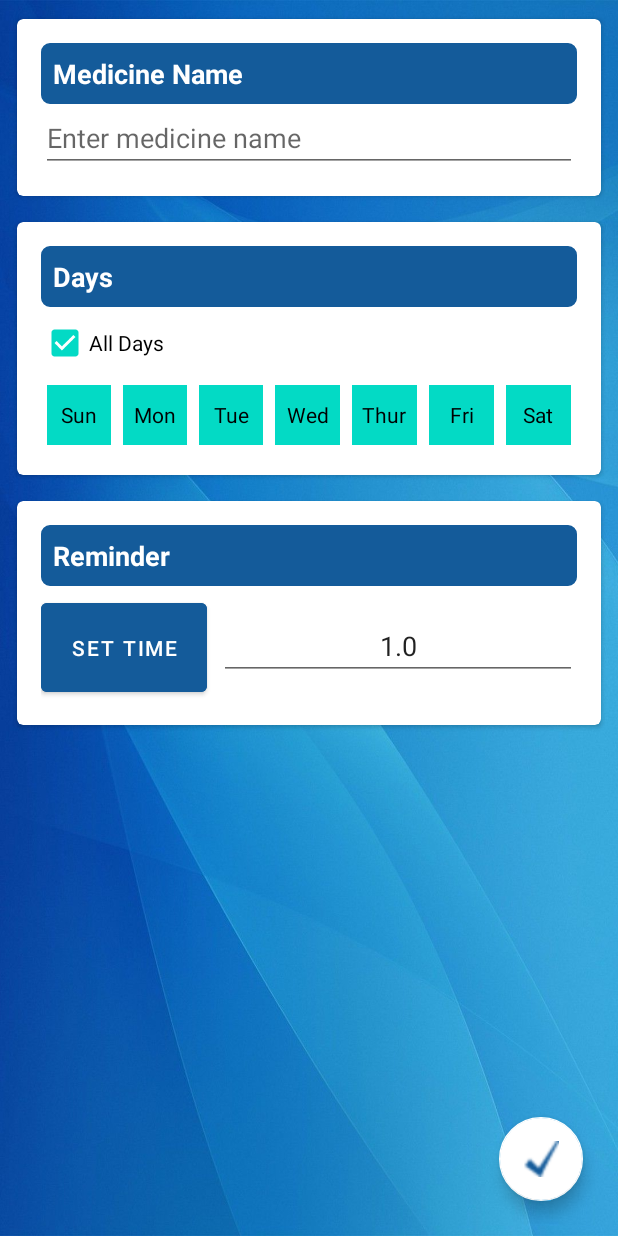
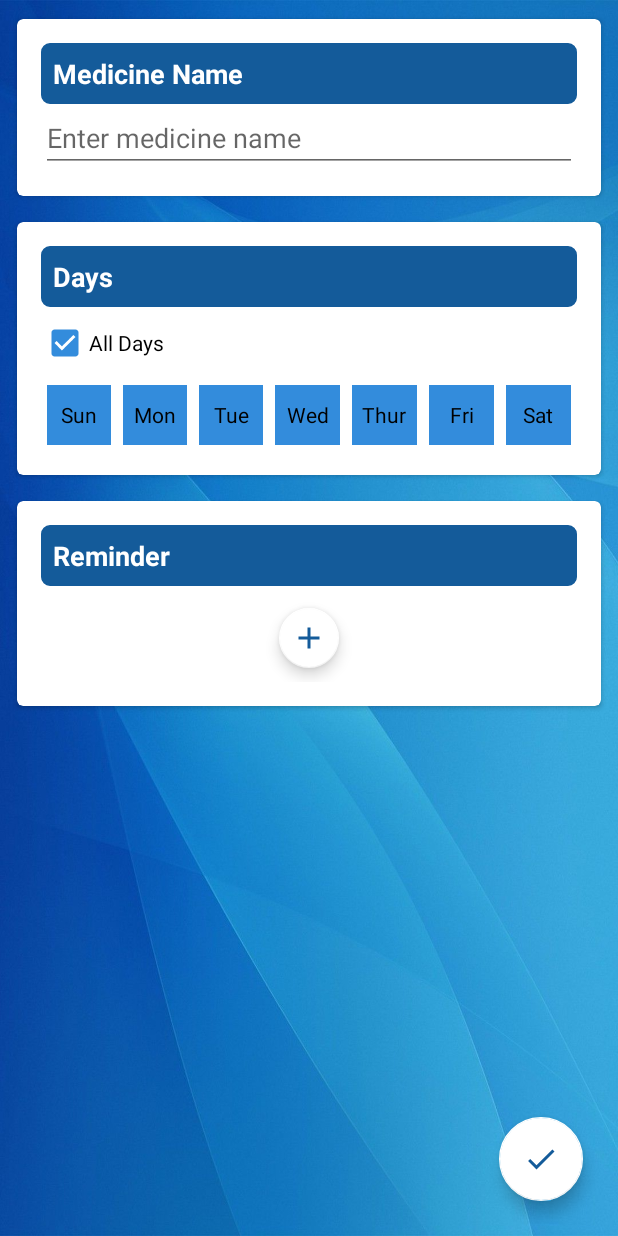
Before and after one commit to abhijith21059/MobileComputingProject, an Android app: the fragment AddMedFragment placed in its activity, after a tap on "All Days", on a phone screen of 412 x 824 dp. Run offline under Robolectric (Android 15) with nearby library versions, the phone set to English and light mode, and no system bars; our stand-ins replace Firebase (no records; nobody signed in at launch, a user with empty details on screens opened directly); Roboto replaces fonts that are not available here.

Commit message:
AddMedicineFragment-Multiple time and dosages

```diff
--- a/app/src/main/java/com/example/mc_project/AddMedFragment.java
+++ b/app/src/main/java/com/example/mc_project/AddMedFragment.java
@@ -19,6 +19,8 @@ import android.view.ViewGroup;
 import android.widget.Button;
 import android.widget.CheckBox;
 import android.widget.EditText;
+import android.widget.ImageButton;
+import android.widget.ImageView;
 import android.widget.LinearLayout;
 import android.widget.TextView;
 import android.widget.TimePicker;
@@ -40,7 +42,9 @@ import java.util.Locale;
 
 public class AddMedFragment extends Fragment implements View.OnClickListener {
 
-    FloatingActionButton mAddFab1,mAddFab;
+    FloatingActionButton mAddFab1,mAddFab,mAddDosageFab;
+
+    LinearLayout linearLayout_list;
 
     private EditText editMedName;
     private CheckBox allDayCheckBox;
@@ -56,6 +60,8 @@ public class AddMedFragment extends Fragment implements View.OnClickListener {
     int hour, minute;
 
     private EditText dosageText;
+
+    ImageView delete;
 
     Medicine med;
     Boolean[] days=new Boolean[7];
@@ -85,7 +91,6 @@ public class AddMedFragment extends Fragment implements View.OnClickListener {
         super.onAttach(context);
         mActivity = getActivity();
         mAddFab1=mActivity.findViewById(R.id.add_fab);
-        //mAddFab1.setImageResource(R.drawable.ic_done);
 
     }
 
@@ -93,7 +98,6 @@ public class AddMedFragment extends Fragment implements View.OnClickListener {
     public void onDestroy() {
         super.onDestroy();
         mAddFab1.setVisibility(View.VISIBLE);
-        //mAddFab1.setImageResource(R.drawable.ic_add);
     }
 
     @Override
@@ -104,13 +108,9 @@ public class AddMedFragment extends Fragment implements View.OnClickListener {
     @Override
     public View onCreateView(LayoutInflater inflater, ViewGroup container,
                              Bundle savedInstanceState) {
+
         // Inflate the layout for this fragment
-//        return inflater.inflate(R.layout.fragment_add_med, container, false);
-
         view= inflater.inflate(R.layout.fragment_add_med, container, false);
-
-//        Toolbar myToolbar1 = (Toolbar)view.findViewById(R.id.med_entry_toolbar);
-//        ((AppCompatActivity)getActivity()).setSupportActionBar(myToolbar1);
 
         editMedName = (EditText)view.findViewById(R.id.edit_med_name);
         allDayCheckBox = (CheckBox)view.findViewById(R.id.all_day);
@@ -122,33 +122,33 @@ public class AddMedFragment extends Fragment implements View.OnClickListener {
         friCheckBox = (CheckBox)view.findViewById(R.id.dv_friday);
         satCheckBox = (CheckBox)view.findViewById(R.id.dv_saturday);
 
+        linearLayout_list = view.findViewById(R.id.list);
+
+        mAddDosageFab = view.findViewById(R.id.add_dosage_fab);
+        mAddDosageFab.setOnClickListener(new View.OnClickListener() {
+            @Override
+            public void onClick(View view) {
+                addView();
+            }
+        });
+
         mAddFab=view.findViewById(R.id.done_fab);
         mAddFab.setOnClickListener(new View.OnClickListener() {
             @Override
             public void onClick(View view) {
-//                save to database----to be done0
+//                save to database----to be done
                 savedata();
                 Toast.makeText(mActivity, "Medicine saved", Toast.LENGTH_SHORT).show();
                 mActivity.onBackPressed();
             }
         });
 
-        timeBtn = (Button)view.findViewById(R.id.timeButton);
-        dosageText = (EditText)view.findViewById(R.id.tv_dose_quantity);
 
         Log.e(DEBUG_TAG,"line 75");
 
-        timeBtn.setOnClickListener(new View.OnClickListener() {
-            @Override
-            public void onClick(View view) {
-                pickTime(view);
-            }
-        });
 
-//        editMedName.addTextChangedListener(this);
         allDayCheckBox.setOnClickListener(this);
         Log.e(DEBUG_TAG,"line 79");
-//        allDayCheckBox.setOnCheckedChangeListener(this);
         sunCheckBox.setOnClickListener(this);
         monCheckBox.setOnClickListener(this);
         tueCheckBox.setOnClickListener(this);
@@ -162,17 +162,48 @@ public class AddMedFragment extends Fragment implements View.OnClickListener {
         return view;
     }
 
+    private void addView() {
+
+        final View dosage = getLayoutInflater().inflate(R.layout.add_time_dosage,null,false);
+
+        timeBtn = (Button)dosage.findViewById(R.id.timeButton);
+        dosageText = (EditText)dosage.findViewById(R.id.tv_dose_quantity);
+        delete = (ImageView)dosage.findViewById(R.id.delete_img);
+
+        timeBtn.setOnClickListener(new View.OnClickListener() {
+            @Override
+            public void onClick(View view) {
+                pickTime(view);
+            }
+        });
+
+        delete.setOnClickListener(new View.OnClickListener() {
+            @Override
+            public void onClick(View view) {
+                removeView(dosage);
+            }
+        });
+        linearLayout_list.addView(dosage);
+    }
+
+    private void removeView(View dosage) {
+
+        linearLayout_list.removeView(dosage);
+    }
+
     private void savedata() {
 
         String User = FirebaseAuth.getInstance().getCurrentUser().getUid();
         DatabaseReference ref = FirebaseDatabase.getInstance().getReference().child("Patients").child(User).child("medicine");
-
+//        DatabaseReference ref = FirebaseDatabase.getInstance().getReference().child("Patients").child(User);
 
         ref.addListenerForSingleValueEvent(new ValueEventListener() {
             @Override
             public void onDataChange(@NonNull DataSnapshot dataSnapshot) {
-                if(!dataSnapshot.exists()) {
+//                if(!dataSnapshot.child("medicines").exists())
+                if(!dataSnapshot.exists()){
                     Log.i("DataSnapshot", "does not exists");
+//                    DatabaseReference ref3 = ref.child("medicines");
                 }
                 else {
                     Log.i("DataSnapshot", "exists");
@@ -186,24 +217,15 @@ public class AddMedFragment extends Fragment implements View.OnClickListener {
                             Log.i("DataSnapshot", "checked till here 166");
 
                             med.setMedName(editMedName.getText().toString().trim());
-//                            Log.i("Dosagecheck","prinitng:"+dosageText.getText().toString());
                             med.setDosage(Float.parseFloat(dosageText.getText().toString()));
 
-//                med.setDays(new boolean[]{true,false,true,false,true,false,false});
 
                             List daylist = new ArrayList<Boolean>(Arrays.asList(days));
                             med.setDays(daylist);
 
                             ref2.setValue(med);
                             Log.i("DataSnapshot", "checked till here 169");
-//                medicineDataList.clear();
 
-//                for(DataSnapshot snapshot1:dataSnapshot.getChildren()){
-//                    Log.i("children","med available"+snapshot1.getValue().toString());
-//                    Medicine m=new Medicine(snapshot1.getValue().toString());
-//                    //medicineDataList.add(m);
-//                }
-//                medicineAdapter.notifyDataSetChanged();
                         }
 
                         @Override
@@ -229,7 +251,7 @@ public class AddMedFragment extends Fragment implements View.OnClickListener {
             case R.id.dv_sunday:
                 if (checked) {
                     days[0] = true;
-                    view1.setBackgroundColor(Color.parseColor("#FF03DAC5"));
+                    view1.setBackgroundColor(Color.parseColor("#FF338CDC"));
                 } else {
                     days[0] = false;
                     allDayCheckBox.setChecked(false);
@@ -239,7 +261,7 @@ public class AddMedFragment extends Fragment implements View.OnClickListener {
             case R.id.dv_monday:
                 if (checked) {
                     days[1] = true;
-                    view1.setBackgroundColor(Color.parseColor("#FF03DAC5"));
+                    view1.setBackgroundColor(Color.parseColor("#FF338CDC"));
                 } else {
                     days[1] = false;
                     allDayCheckBox.setChecked(false);
@@ -249,7 +271,7 @@ public class AddMedFragment extends Fragment implements View.OnClickListener {
             case R.id.dv_tuesday:
                 if (checked) {
                     days[2] = true;
-                    view1.setBackgroundColor(Color.parseColor("#FF03DAC5"));
+                    view1.setBackgroundColor(Color.parseColor("#FF338CDC"));
                 } else {
                     days[2] = false;
                     allDayCheckBox.setChecked(false);
@@ -259,7 +281,7 @@ public class AddMedFragment extends Fragment implements View.OnClickListener {
             case R.id.dv_wednesday:
                 if (checked) {
                     days[3] = true;
-                    view1.setBackgroundColor(Color.parseColor("#FF03DAC5"));
+                    view1.setBackgroundColor(Color.parseColor("#FF338CDC"));
                 } else {
                     days[3] = false;
                     allDayCheckBox.setChecked(false);
@@ -269,7 +291,7 @@ public class AddMedFragment extends Fragment implements View.OnClickListener {
             case R.id.dv_thursday:
                 if (checked) {
                     days[4] = true;
-                    view1.setBackgroundColor(Color.parseColor("#FF03DAC5"));
+                    view1.setBackgroundColor(Color.parseColor("#FF338CDC"));
                 } else {
                     days[4] = false;
                     allDayCheckBox.setChecked(false);
@@ -279,7 +301,7 @@ public class AddMedFragment extends Fragment implements View.OnClickListener {
             case R.id.dv_friday:
                 if (checked) {
                     days[5] = true;
-                    view1.setBackgroundColor(Color.parseColor("#FF03DAC5"));
+                    view1.setBackgroundColor(Color.parseColor("#FF338CDC"));
                 } else {
                     days[5] = false;
                     allDayCheckBox.setChecked(false);
@@ -289,7 +311,7 @@ public class AddMedFragment extends Fragment implements View.OnClickListener {
             case R.id.dv_saturday:
                 if (checked) {
                     days[6] = true;
-                    view1.setBackgroundColor(Color.parseColor("#FF03DAC5"));
+                    view1.setBackgroundColor(Color.parseColor("#FF338CDC"));
                 } else {
                     days[6] = false;
                     allDayCheckBox.setChecked(false);
--- /dev/null
+++ b/app/src/main/res/drawable/ic_baseline_done_24.xml
@@ -0,0 +1,5 @@
+<vector android:height="24dp" android:tint="#FFFFFF"
+    android:viewportHeight="24" android:viewportWidth="24"
+    android:width="24dp" xmlns:android="http://schemas.android.com/apk/res/android">
+    <path android:fillColor="@android:color/white" android:pathData="M9,16.2L4.8,12l-1.4,1.4L9,19 21,7l-1.4,-1.4L9,16.2z"/>
+</vector>
--- /dev/null
+++ b/app/src/main/res/drawable/ic_delete.xml
@@ -0,0 +1,5 @@
+<vector android:height="24dp" android:tint="#DA0909"
+    android:viewportHeight="24" android:viewportWidth="24"
+    android:width="24dp" xmlns:android="http://schemas.android.com/apk/res/android">
+    <path android:fillColor="@android:color/white" android:pathData="M6,19c0,1.1 0.9,2 2,2h8c1.1,0 2,-0.9 2,-2V7H6v12zM19,4h-3.5l-1,-1h-5l-1,1H5v2h14V4z"/>
+</vector>
--- a/app/src/main/res/layout/fragment_add_med.xml
+++ b/app/src/main/res/layout/fragment_add_med.xml
@@ -91,6 +91,7 @@
                     android:id="@+id/all_day"
                     android:layout_width="wrap_content"
                     android:layout_height="wrap_content"
+                    android:buttonTint="#FF338CDC"
                     android:text="All Days" />
 
                 <LinearLayout
@@ -204,36 +205,52 @@
                     android:padding="8dp"
                     android:text="Reminder" />
 
+
                 <LinearLayout
+                    android:id="@+id/list"
                     android:layout_width="match_parent"
                     android:layout_height="wrap_content"
                     android:layout_marginTop="5dp"
-                    android:orientation="horizontal">
+                    android:orientation="vertical">
 
-                    <Button
-                        android:id="@+id/timeButton"
-                        android:layout_width="wrap_content"
-                        android:layout_height="wrap_content"
-                        android:padding="20dp"
-                        android:text="Set Time"
-                        android:backgroundTint="#145B9A"
-                        app:layout_constraintBottom_toBottomOf="parent"
-                        app:layout_constraintLeft_toLeftOf="parent"
-                        app:layout_constraintRight_toRightOf="parent"
-                        app:layout_constraintTop_toTopOf="parent" />
+<!--                    <Button-->
+<!--                        android:id="@+id/timeButton"-->
+<!--                        android:layout_width="wrap_content"-->
+<!--                        android:layout_height="60dp"-->
+<!--                        android:padding="10dp"-->
+<!--                        android:text="Set Time"-->
+<!--                        android:backgroundTint="#145B9A"-->
+<!--                        app:layout_constraintBottom_toBottomOf="parent"-->
+<!--                        app:layout_constraintLeft_toLeftOf="parent"-->
+<!--                        app:layout_constraintRight_toRightOf="parent"-->
+<!--                        app:layout_constraintTop_toTopOf="parent" />-->
 
-                    <EditText
-                        android:id="@+id/tv_dose_quantity"
-                        android:layout_width="wrap_content"
-                        android:layout_height="wrap_content"
-                        android:layout_marginLeft="8dp"
-                        android:layout_marginStart="8dp"
-                        android:layout_weight="1"
-                        android:gravity="center"
-                        android:inputType="numberDecimal"
-                        android:text="1.0" />
+<!--                    <EditText-->
+<!--                        android:id="@+id/tv_dose_quantity"-->
+<!--                        android:layout_width="wrap_content"-->
+<!--                        android:layout_height="wrap_content"-->
+<!--                        android:layout_marginStart="8dp"-->
+<!--                        android:layout_marginLeft="8dp"-->
+<!--                        android:layout_weight="1"-->
+<!--                        android:gravity="center"-->
+<!--                        android:inputType="numberDecimal"-->
+<!--                        android:text="Dosage" />-->
+
+
 
                 </LinearLayout>
+
+                <com.google.android.material.floatingactionbutton.FloatingActionButton
+                    android:id="@+id/add_dosage_fab"
+                    android:layout_width="wrap_content"
+                    android:layout_height="wrap_content"
+                    android:layout_gravity="center"
+                    android:layout_margin="5dp"
+                    android:src="@drawable/ic_add_1"
+                    app:backgroundTint="#FFFFFF"
+                    app:fabSize="mini"
+                    app:tint="#145B9A" />
+
             </LinearLayout>
         </androidx.cardview.widget.CardView>
 
@@ -245,7 +262,7 @@
             android:layout_gravity="bottom|end"
             android:layout_margin="15dp"
             app:backgroundTint="#FFFFFF"
-            android:src="@drawable/tick_1"
+            android:src="@drawable/ic_baseline_done_24"
             app:tint="#145B9A"
             app:fabSize="normal"
             app:layout_constraintBottom_toBottomOf="parent"
```
Also changed, not shown: app/src/main/res/layout/add_time_dosage.xml (added, +44 -0 lines).
